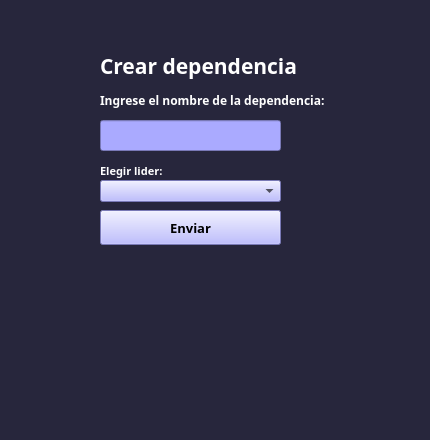
Old version of the form Prueba tp/form_dependencia.ui in the repository stel0/TP-PYTHON.
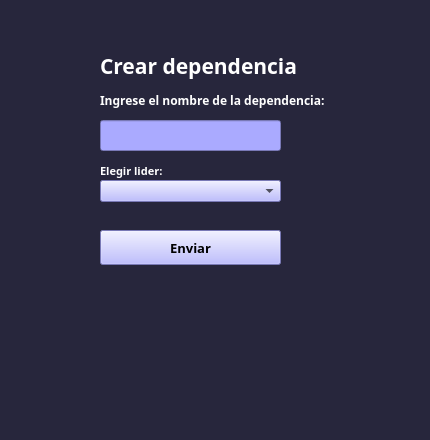
New version of the form.

```diff
--- a/Prueba tp/form_dependencia.ui
+++ b/Prueba tp/form_dependencia.ui
@@ -133,7 +133,7 @@
     <property name="geometry">
      <rect>
       <x>60</x>
-      <y>180</y>
+      <y>200</y>
       <width>181</width>
       <height>35</height>
      </rect>
```
